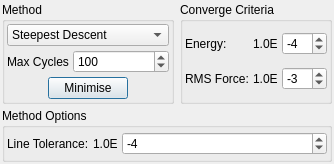
Before: the Qt Designer form releases/0.98.2/src/gui/minimiser.ui in trisyoungs/aten, drawn with Qt 5.
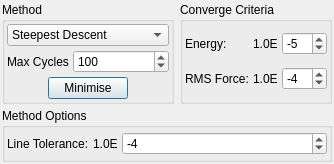
After: the same form once the commit is applied. Icons and pictures are not drawn.

Diff of the .ui file:
```diff
--- a/releases/0.98.2/src/gui/minimiser.ui
+++ b/releases/0.98.2/src/gui/minimiser.ui
@@ -266,7 +266,7 @@
            <number>-10</number>
           </property>
           <property name="value" >
-           <number>-4</number>
+           <number>-5</number>
           </property>
          </widget>
         </item>
@@ -290,7 +290,7 @@
            <number>-10</number>
           </property>
           <property name="value" >
-           <number>-3</number>
+           <number>-4</number>
           </property>
          </widget>
         </item>
```
